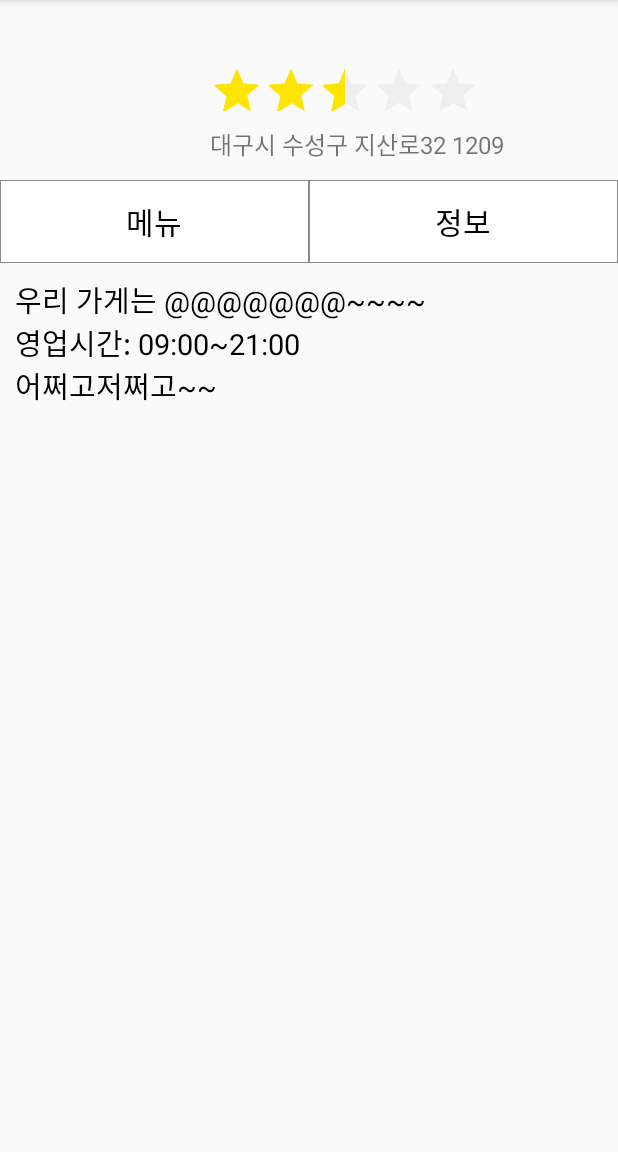
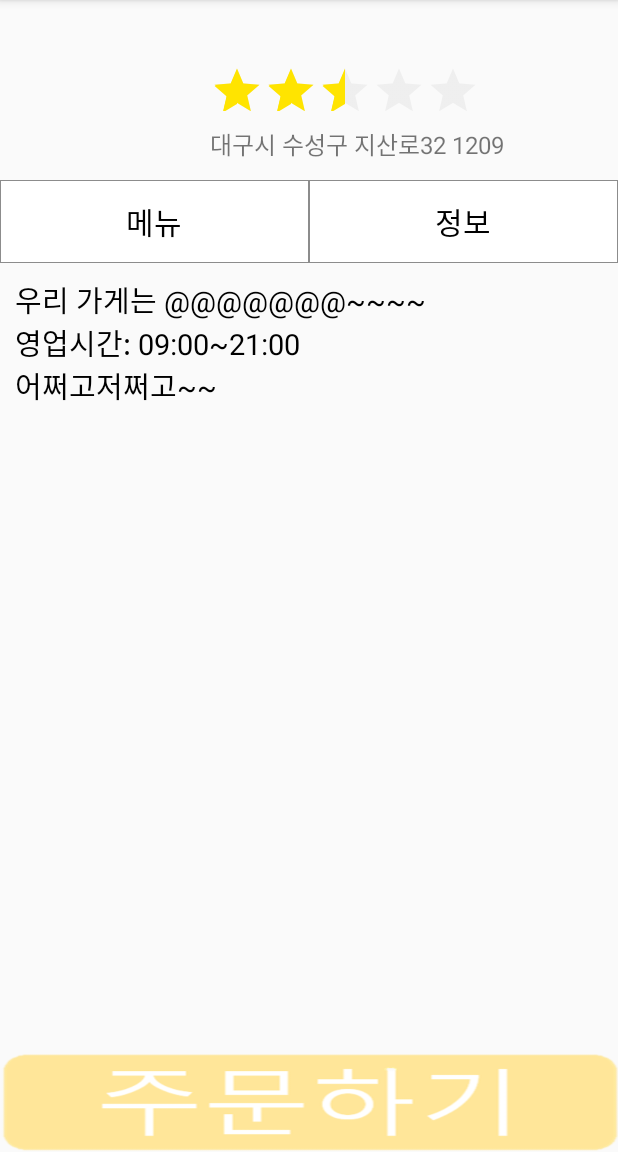
Before and after one commit to Ga1io/HeyApp, an Android app: the fragment SelectMenuFragment shown on its own in the app's theme, after a tap on "정보", on a phone screen of 412 x 824 dp, the part 84-1236 px from its top. Run offline under Robolectric (Android 15) with nearby library versions, the phone set to English and light mode, and no system bars; 2 statements that could not run were skipped.

```diff
--- a/app/src/main/java/com/galio/heydrink/Adapter/MenuAdapter.java
+++ b/app/src/main/java/com/galio/heydrink/Adapter/MenuAdapter.java
@@ -8,7 +8,6 @@ import android.view.ViewGroup;
 import android.widget.ImageView;
 import android.widget.RelativeLayout;
 import android.widget.TextView;
-import android.widget.Toast;
 
 import androidx.annotation.NonNull;
 import androidx.navigation.Navigation;
@@ -16,8 +15,6 @@ import androidx.recyclerview.widget.RecyclerView;
 
 import com.galio.heydrink.Data.Menu;
 import com.galio.heydrink.R;
-
-import org.w3c.dom.Text;
 
 import java.util.ArrayList;
 import java.util.Map;
--- a/app/src/main/java/com/galio/heydrink/ui/customer/SelectMenuFragment.java
+++ b/app/src/main/java/com/galio/heydrink/ui/customer/SelectMenuFragment.java
@@ -11,11 +11,8 @@ import android.view.View;
 import android.view.ViewGroup;
 import android.widget.ImageView;
 import android.widget.TextView;
-import android.widget.Toast;
 
 import com.galio.heydrink.R;
-
-import org.w3c.dom.Text;
 
 
 public class SelectMenuFragment extends Fragment {
@@ -47,6 +44,7 @@ public class SelectMenuFragment extends Fragment {
         fm = getActivity().getSupportFragmentManager();
         fragmentTransaction = fm.beginTransaction();
         fragmentTransaction.add(R.id.menuFragment, storeMenuFragment);
+        fragmentTransaction.addToBackStack("test");
         fragmentTransaction.commit();
     }
 
@@ -54,7 +52,7 @@ public class SelectMenuFragment extends Fragment {
     public View onCreateView(LayoutInflater inflater, ViewGroup container,
                              Bundle savedInstanceState) {
         // Inflate the layout for this fragment
-        View root = inflater.inflate(R.layout.fragment_select_menu, container, false);
+        View root = inflater.inflate(R.layout.customer_select_menu, container, false);
 
         init(root);
 
--- a/app/src/main/java/com/galio/heydrink/ui/customer/CustomerShoppingCartViewModel.java
+++ b/app/src/main/java/com/galio/heydrink/ui/customer/ShoppingCartViewModel.java
@@ -2,6 +2,6 @@ package com.galio.heydrink.ui.customer;
 
 import androidx.lifecycle.ViewModel;
 
-public class CustomerShoppingCartViewModel extends ViewModel {
+public class ShoppingCartViewModel extends ViewModel {
     // TODO: Implement the ViewModel
 }
--- a/app/src/main/java/com/galio/heydrink/ui/customer/StoreInfoFragment.java
+++ b/app/src/main/java/com/galio/heydrink/ui/customer/StoreInfoFragment.java
@@ -24,7 +24,7 @@ public class StoreInfoFragment extends Fragment {
     @Override
     public View onCreateView(LayoutInflater inflater, ViewGroup container,
                              Bundle savedInstanceState) {
-        View root = inflater.inflate(R.layout.fragment_store_info, container, false);
+        View root = inflater.inflate(R.layout.customer_store_info, container, false);
 
         return root;
     }
--- a/app/src/main/java/com/galio/heydrink/ui/customer/StoreMenuFragment.java
+++ b/app/src/main/java/com/galio/heydrink/ui/customer/StoreMenuFragment.java
@@ -4,10 +4,8 @@ import android.os.Bundle;
 import android.view.LayoutInflater;
 import android.view.View;
 import android.view.ViewGroup;
-import android.widget.LinearLayout;
 
 import androidx.fragment.app.Fragment;
-import androidx.recyclerview.widget.GridLayoutManager;
 import androidx.recyclerview.widget.LinearLayoutManager;
 import androidx.recyclerview.widget.RecyclerView;
 
@@ -37,7 +35,7 @@ public class StoreMenuFragment extends Fragment {
     public View onCreateView(LayoutInflater inflater, ViewGroup container,
                              Bundle savedInstanceState) {
         // Inflate the layout for this fragment
-        View root = inflater.inflate(R.layout.fragment_store_menu, container, false);
+        View root = inflater.inflate(R.layout.customer_store_menu, container, false);
 
         init(root);
 
--- a/app/src/main/java/com/galio/heydrink/ui/home/HomeFragment.java
+++ b/app/src/main/java/com/galio/heydrink/ui/home/HomeFragment.java
@@ -35,7 +35,7 @@ public class HomeFragment extends Fragment {
     private boolean isCustomer = true;
 
     public HomeFragment() {
-        // Required empty public constructor
+        // Required em  pty public constructor
     }
 
     @Override
--- a/app/src/main/res/layout/fragment_select_menu.xml
+++ b/app/src/main/res/layout/customer_select_menu.xml
@@ -87,5 +87,15 @@
         android:layout_width="match_parent"
         android:layout_height="match_parent"
         android:layout_below="@id/linearLayout"
+        android:layout_above="@id/orderBtn"
         android:id="@+id/menuFragment"/>
+
+    <ImageButton
+        android:id="@+id/orderBtn"
+        android:layout_width="wrap_content"
+        android:layout_height="65dp"
+        android:scaleType="fitXY"
+        android:background="@android:color/transparent"
+        android:layout_alignParentBottom="true"
+        android:src="@drawable/customer_item_order_btn" />
 </RelativeLayout>
--- a/app/src/main/res/layout/customer_shopping_cart_fragment.xml
+++ b/app/src/main/res/layout/customer_shopping_cart_fragment.xml
@@ -4,7 +4,7 @@
     xmlns:tools="http://schemas.android.com/tools"
     android:layout_width="match_parent"
     android:layout_height="match_parent"
-    tools:context=".ui.customer.CustomerShoppingCartFragment">
+    tools:context=".ui.customer.ShoppingCartFragment">
 
     <ImageView
         android:id="@+id/menuImg"
@@ -57,8 +57,8 @@
     <ImageButton
         android:id="@+id/orderBtn"
         android:layout_width="wrap_content"
-        android:layout_height="wrap_content"
-        android:src="@drawable/customer_order_btn_dark"
+        android:layout_height="70dp"
+        android:src="@drawable/add_cart"
         android:scaleType="fitXY"
         android:background="@android:color/transparent"
         android:layout_alignParentBottom="true"/>
```
Also changed, not shown: app/src/main/java/com/galio/heydrink/Data/Me.java (added, +17 -0 lines), app/src/main/java/com/galio/heydrink/ui/customer/ShoppingCartFragment.java (renamed from app/src/main/java/com/galio/heydrink/ui/customer/CustomerShoppingCartFragment.java, +3 -4 lines), app/src/main/java/com/galio/heydrink/ui/customer/customer_order.java (added, +66 -0 lines), app/src/main/res/layout/customer_order.xml (added, +8 -0 lines), app/src/main/res/navigation/mobile_navigation.xml (+24 -11 lines), app/src/main/res/drawable/add_cart.png (added), app/src/main/res/drawable/customer_order_btn_dark.png (deleted), app/src/main/res/layout/customer_store_info.xml (renamed from app/src/main/res/layout/fragment_store_info.xml), app/src/main/res/layout/customer_store_menu.xml (renamed from app/src/main/res/layout/fragment_store_menu.xml).
